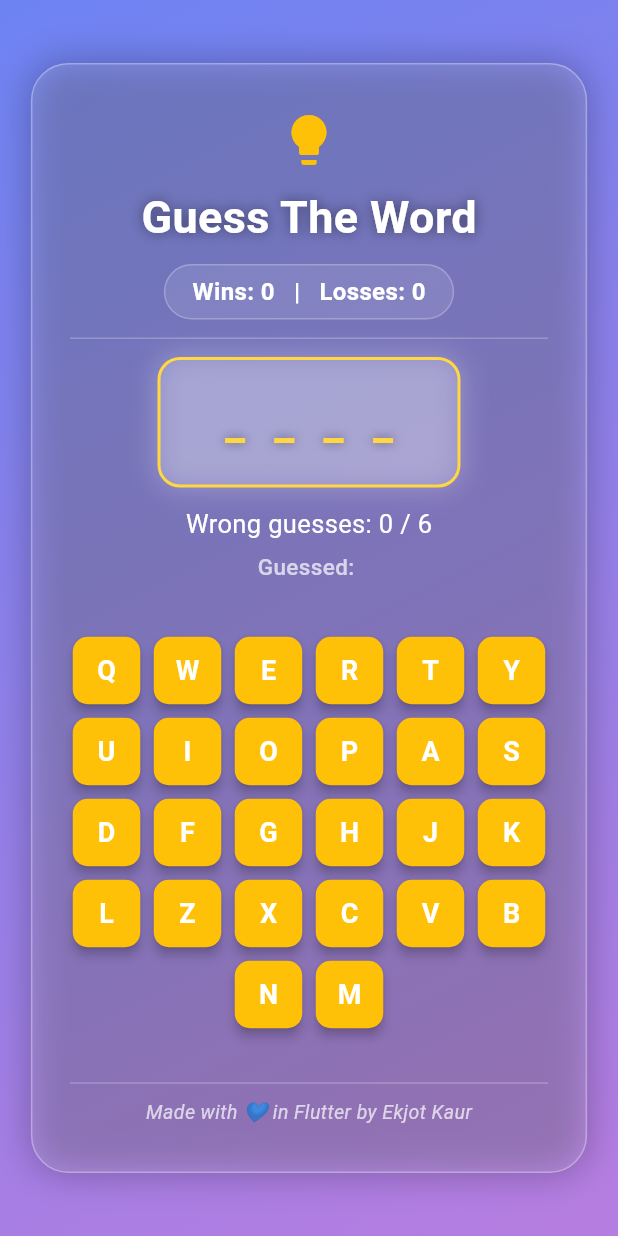
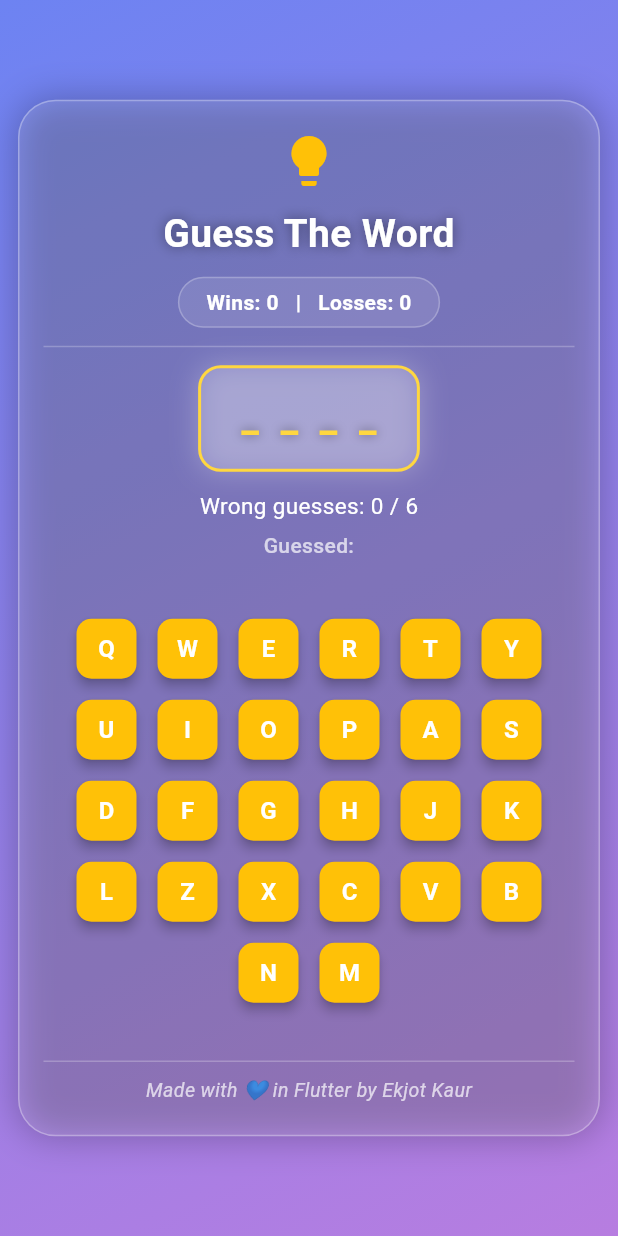
Before and after one commit to ekjotkaursault/Hangman_Game, a Flutter app: the screen it shows after launch, on a phone screen of 412 x 824 dp. Run offline on Flutter 3.47's test engine with Material 3 defaults, Android fonts, the phone set to English and light mode, and no system bars; our stand-ins replace audioplayers; Roboto replaces fonts that are missing (Poppins).

Commit message:
Updated main.dart with responsive design and comments

```diff
--- a/lib/main.dart
+++ b/lib/main.dart
@@ -1,3 +1,8 @@
+// 🎮 Guess The Word Game (Responsive Version)
+// Author: Ekjot Kaur
+// Description: A Flutter-based hangman-style game with sounds, animations,
+// motivational messages, and fully responsive UI for web and mobile.
+
 import 'dart:math';
 import 'package:flutter/material.dart';
 import 'package:audioplayers/audioplayers.dart';
@@ -6,6 +11,7 @@ void main() {
   runApp(const GuessWordApp());
 }
 
+// Root widget of the app
 class GuessWordApp extends StatelessWidget {
   const GuessWordApp({super.key});
 
@@ -20,6 +26,7 @@ class GuessWordApp extends StatelessWidget {
   }
 }
 
+// Main StatefulWidget managing the game logic and UI
 class GuessWordGame extends StatefulWidget {
   const GuessWordGame({super.key});
 
@@ -27,8 +34,10 @@ class GuessWordGame extends StatefulWidget {
   State<GuessWordGame> createState() => _GuessWordGameState();
 }
 
+// Game logic and UI implementation
 class _GuessWordGameState extends State<GuessWordGame>
     with SingleTickerProviderStateMixin {
+  // --- WORD BANK ---
   final List<String> _words = [
     'FLUTTER',
     'APPLE',
@@ -43,6 +52,7 @@ class _GuessWordGameState extends State<GuessWordGame>
     'CHROME'
   ];
 
+  // --- MOTIVATIONAL MESSAGES ---
   final List<String> _motivations = [
     'Keep going! You’ll get it next time 💪',
     'Don’t give up, champion 🌟',
@@ -52,31 +62,40 @@ class _GuessWordGameState extends State<GuessWordGame>
     'Great effort! 👏'
   ];
 
-  late String _selectedWord;
-  final List<String> _guessedLetters = [];
-  int _wrongGuesses = 0;
-  final int _maxWrongGuesses = 6;
-  int _wins = 0;
-  int _losses = 0;
-  String _motivation = '';
-  bool _gameOver = false;
+  // --- GAME STATE VARIABLES ---
+  late String _selectedWord; // The random word to guess
+  final List<String> _guessedLetters = []; // Player’s guessed letters
+  int _wrongGuesses = 0; // Number of incorrect guesses
+  final int _maxWrongGuesses = 6; // Allowed wrong attempts
+  int _wins = 0; // Total wins
+  int _losses = 0; // Total losses
+  String _motivation = ''; // Message after win/loss
+  bool _gameOver = false; // Whether current round ended
 
-  final AudioPlayer _player = AudioPlayer();
+  // --- AUDIO AND ANIMATION ---
+  final AudioPlayer _player = AudioPlayer(); // For success/fail sound effects
   late final AnimationController _controller;
-  late final Animation<double> _fadeAnimation;
+  late final Animation<double> _fadeAnimation; // Fade-in for result message
 
   @override
   void initState() {
     super.initState();
+
+    // Initialize animation controller
     _controller = AnimationController(
       vsync: this,
       duration: const Duration(milliseconds: 800),
     );
+
+    // Smooth fade animation curve
     _fadeAnimation =
         CurvedAnimation(parent: _controller, curve: Curves.easeInOutBack);
+
+    // Start the first round
     _resetGame();
   }
 
+  // Resets the game for a new round
   void _resetGame() {
     setState(() {
       _selectedWord = _words[Random().nextInt(_words.length)];
@@ -89,15 +108,19 @@ class _GuessWordGameState extends State<GuessWordGame>
     });
   }
 
+  // Handles user letter guesses
   void _guessLetter(String letter) {
     if (_guessedLetters.contains(letter) || _gameOver) return;
 
     setState(() {
       _guessedLetters.add(letter);
+
+      // If wrong letter → increase wrong count
       if (!_selectedWord.contains(letter)) {
         _wrongGuesses++;
       }
 
+      // Check win/loss conditions
       if (_isWinner || _isLoser) {
         _motivation = _motivations[Random().nextInt(_motivations.length)];
         _controller.forward();
@@ -106,7 +129,7 @@ class _GuessWordGameState extends State<GuessWordGame>
         if (_isWinner) {
           _wins++;
           _playSound('success.wav');
-        } else if (_isLoser) {
+        } else {
           _losses++;
           _playSound('fail.wav');
         }
@@ -114,13 +137,16 @@ class _GuessWordGameState extends State<GuessWordGame>
     });
   }
 
+  // Plays sound from assets (success/fail)
   Future<void> _playSound(String fileName) async {
     await _player.play(AssetSource(fileName));
   }
 
+  // Check if user has guessed all letters
   bool get _isWinner =>
       _selectedWord.split('').every((letter) => _guessedLetters.contains(letter));
 
+  // Check if user has exceeded max wrong guesses
   bool get _isLoser => _wrongGuesses >= _maxWrongGuesses;
 
   @override
@@ -132,12 +158,18 @@ class _GuessWordGameState extends State<GuessWordGame>
 
   @override
   Widget build(BuildContext context) {
+    // --- RESPONSIVE SETTINGS ---
+    final size = MediaQuery.of(context).size;
+    final isSmallScreen = size.width < 500;
+
+    // Build word display (e.g., "_ _ A _ _ E")
     final displayWord = _selectedWord.split('').map((letter) {
       return _guessedLetters.contains(letter) ? letter : '_';
     }).join(' ');
 
     return Scaffold(
       body: Container(
+        // Background gradient for better visual
         decoration: const BoxDecoration(
           gradient: LinearGradient(
             colors: [Color(0xFF6D83F2), Color(0xFFB77DE0)],
@@ -147,11 +179,18 @@ class _GuessWordGameState extends State<GuessWordGame>
         ),
         child: Center(
           child: SingleChildScrollView(
+            // Add padding dynamically for different screens
+            padding: EdgeInsets.symmetric(
+              horizontal: isSmallScreen ? 12 : 24,
+              vertical: isSmallScreen ? 10 : 20,
+            ),
             child: Container(
-              width: MediaQuery.of(context).size.width < 500
-                  ? MediaQuery.of(context).size.width * 0.9
-                  : 420,
-              padding: const EdgeInsets.symmetric(vertical: 30, horizontal: 25),
+              // Card container (adjusts based on device width)
+              width: isSmallScreen ? size.width * 0.95 : 450,
+              padding: EdgeInsets.symmetric(
+                vertical: isSmallScreen ? 20 : 35,
+                horizontal: isSmallScreen ? 16 : 30,
+              ),
               decoration: BoxDecoration(
                 color: Colors.white.withValues(alpha: 0.12),
                 borderRadius: BorderRadius.circular(25),
@@ -164,69 +203,89 @@ class _GuessWordGameState extends State<GuessWordGame>
                   )
                 ],
               ),
+
+              // --- MAIN COLUMN CONTENT ---
               child: Column(
                 mainAxisSize: MainAxisSize.min,
-                crossAxisAlignment: CrossAxisAlignment.center,
                 children: [
                   const Icon(Icons.lightbulb, color: Colors.amber, size: 40),
                   const SizedBox(height: 10),
-                  const Text(
+
+                  // Game title
+                  Text(
                     'Guess The Word',
+                    textAlign: TextAlign.center,
                     style: TextStyle(
-                      fontSize: 30,
+                      fontSize: isSmallScreen ? 26 : 30,
                       fontWeight: FontWeight.bold,
                       color: Colors.white,
-                      shadows: [
+                      shadows: const [
                         Shadow(blurRadius: 10, color: Colors.black45),
                       ],
                     ),
                   ),
+
                   const SizedBox(height: 10),
-                  _buildScoreRow(),
+                  _buildScoreRow(isSmallScreen), // Scoreboard widget
                   const Divider(color: Colors.white24, thickness: 1, height: 25),
-                  _buildWordDisplay(displayWord),
+
+                  // Display hidden or revealed word
+                  _buildWordDisplay(displayWord, isSmallScreen),
                   const SizedBox(height: 12),
+
+                  // Wrong guess tracker
                   Text(
                     'Wrong guesses: $_wrongGuesses / $_maxWrongGuesses',
-                    style: const TextStyle(color: Colors.white, fontSize: 17),
+                    style: TextStyle(
+                      color: Colors.white,
+                      fontSize: isSmallScreen ? 15 : 17,
                     ),
+                  ),
+
                   const SizedBox(height: 6),
+
+                  // Show letters already guessed
                   Text(
                     'Guessed: ${_guessedLetters.join(', ')}',
-                    style: const TextStyle(
+                    textAlign: TextAlign.center,
+                    style: TextStyle(
                       color: Colors.white70,
                       fontWeight: FontWeight.w500,
-                        fontSize: 15),
+                      fontSize: isSmallScreen ? 14 : 15,
+                    ),
                   ),
                   const SizedBox(height: 25),
 
+                  // --- GAME RESULT AREA ---
                   if (_gameOver)
                     FadeTransition(
                       opacity: _fadeAnimation,
                       child: Column(
                         children: [
+                          // Win screen
                           if (_isWinner)
-                            const Text(
+                            Text(
                               '🎉 YOU WON!',
                               style: TextStyle(
-                                fontSize: 32,
+                                fontSize: isSmallScreen ? 26 : 32,
                                 color: Colors.greenAccent,
                                 fontWeight: FontWeight.bold,
-                                shadows: [
+                                shadows: const [
                                   Shadow(blurRadius: 10, color: Colors.white)
                                 ],
                               ),
                             )
+                          // Lose screen
                           else
                             Column(
                               children: [
-                                const Text(
+                                Text(
                                   '💀 GAME OVER!',
                                   style: TextStyle(
-                                    fontSize: 32,
+                                    fontSize: isSmallScreen ? 26 : 32,
                                     color: Colors.redAccent,
                                     fontWeight: FontWeight.bold,
-                                    shadows: [
+                                    shadows: const [
                                       Shadow(blurRadius: 10, color: Colors.white)
                                     ],
                                   ),
@@ -234,56 +293,72 @@ class _GuessWordGameState extends State<GuessWordGame>
                                 const SizedBox(height: 8),
                                 Text(
                                   'The word was: ${_selectedWord.toUpperCase()}',
-                                  style: const TextStyle(
-                                    fontSize: 20,
+                                  style: TextStyle(
+                                    fontSize: isSmallScreen ? 17 : 20,
                                     color: Colors.amberAccent,
                                     fontWeight: FontWeight.w600,
                                   ),
                                 ),
                               ],
                             ),
-                          const SizedBox(height: 20),
+                          const SizedBox(height: 15),
+
+                          // Motivational text
                           Text(
                             _motivation,
                             textAlign: TextAlign.center,
-                            style: const TextStyle(
-                              fontSize: 18,
+                            style: TextStyle(
+                              fontSize: isSmallScreen ? 16 : 18,
                               color: Colors.white70,
                               fontStyle: FontStyle.italic,
                             ),
                           ),
+
                           const SizedBox(height: 25),
+
+                          // Play Again Button
                           ElevatedButton(
                             onPressed: _resetGame,
                             style: ElevatedButton.styleFrom(
                               backgroundColor: Colors.amber,
-                              padding: const EdgeInsets.symmetric(
-                                  horizontal: 40, vertical: 16),
+                              padding: EdgeInsets.symmetric(
+                                horizontal: isSmallScreen ? 30 : 40,
+                                vertical: isSmallScreen ? 12 : 16,
+                              ),
                               shape: RoundedRectangleBorder(
                                   borderRadius: BorderRadius.circular(15)),
                             ),
-                            child: const Text(
+                            child: Text(
                               '🔁 Play Again',
-                              style:
-                                  TextStyle(fontSize: 20, color: Colors.white),
+                              style: TextStyle(
+                                  fontSize: isSmallScreen ? 18 : 20,
+                                  color: Colors.white),
                             ),
                           ),
                         ],
                       ),
                     )
+                  // --- ACTIVE GAME KEYBOARD ---
                   else
                     Column(
                       children: [
                         const SizedBox(height: 10),
-                        Wrap(
+                        LayoutBuilder(
+                          builder: (context, constraints) {
+                            double btnSize = isSmallScreen ? 40 : 48;
+                            return Wrap(
                               alignment: WrapAlignment.center,
                               spacing: 6,
                               runSpacing: 6,
-                          children:
-                              'QWERTYUIOPASDFGHJKLZXCVBNM'.split('').map((letter) {
-                            bool guessed = _guessedLetters.contains(letter);
+                              children: 'QWERTYUIOPASDFGHJKLZXCVBNM'
+                                  .split('')
+                                  .map((letter) {
+                                bool guessed =
+                                    _guessedLetters.contains(letter);
                                 return ElevatedButton(
-                              onPressed: guessed ? null : () => _guessLetter(letter),
+                                  onPressed: guessed
+                                      ? null
+                                      : () => _guessLetter(letter),
                                   style: ElevatedButton.styleFrom(
                                     backgroundColor: guessed
                                         ? Colors.white.withValues(alpha: 0.25)
@@ -291,27 +366,31 @@ class _GuessWordGameState extends State<GuessWordGame>
                                     shape: RoundedRectangleBorder(
                                       borderRadius: BorderRadius.circular(10),
                                     ),
-                                minimumSize: const Size(45, 45),
-                                maximumSize: const Size(50, 50),
+                                    minimumSize: Size(btnSize, btnSize),
+                                    maximumSize: Size(btnSize, btnSize),
                                     padding: EdgeInsets.zero,
                                     elevation: 3,
                                   ),
                                   child: Text(
                                     letter,
-                                style: const TextStyle(
-                                  fontSize: 18,
+                                    style: TextStyle(
+                                      fontSize: isSmallScreen ? 16 : 18,
                                       color: Colors.white,
                                       fontWeight: FontWeight.bold,
                                     ),
                                   ),
                                 );
                               }).toList(),
+                            );
+                          },
                         ),
                       ],
                     ),
 
                   const SizedBox(height: 25),
                   const Divider(color: Colors.white24, thickness: 1, height: 20),
+
+                  // Footer credits
                   const Text(
                     "Made with 💙 in Flutter by Ekjot Kaur",
                     style: TextStyle(
@@ -329,7 +408,8 @@ class _GuessWordGameState extends State<GuessWordGame>
     );
   }
 
-  Widget _buildScoreRow() {
+  // --- SCOREBOARD WIDGET ---
+  Widget _buildScoreRow(bool isSmall) {
     return Container(
       padding: const EdgeInsets.symmetric(horizontal: 18, vertical: 6),
       decoration: BoxDecoration(
@@ -339,16 +419,23 @@ class _GuessWordGameState extends State<GuessWordGame>
       ),
       child: Text(
         'Wins: $_wins   |   Losses: $_losses',
-        style: const TextStyle(
-            color: Colors.white, fontWeight: FontWeight.w600, fontSize: 16),
+        style: TextStyle(
+          color: Colors.white,
+          fontWeight: FontWeight.w600,
+          fontSize: isSmall ? 14 : 16,
+        ),
       ),
     );
   }
 
-  Widget _buildWordDisplay(String displayWord) {
+  // --- DISPLAY WORD SECTION ---
+  Widget _buildWordDisplay(String displayWord, bool isSmall) {
     return AnimatedContainer(
       duration: const Duration(milliseconds: 400),
-      padding: const EdgeInsets.symmetric(horizontal: 40, vertical: 20),
+      padding: EdgeInsets.symmetric(
+        horizontal: isSmall ? 25 : 40,
+        vertical: isSmall ? 15 : 20,
+      ),
       decoration: BoxDecoration(
         color: Colors.white.withValues(alpha: 0.15),
         borderRadius: BorderRadius.circular(15),
@@ -359,12 +446,12 @@ class _GuessWordGameState extends State<GuessWordGame>
       ),
       child: Text(
         displayWord,
-        style: const TextStyle(
-          letterSpacing: 6,
-          fontSize: 30,
+        style: TextStyle(
+          letterSpacing: isSmall ? 4 : 6,
+          fontSize: isSmall ? 26 : 30,
           color: Colors.amberAccent,
           fontWeight: FontWeight.w700,
-          shadows: [
+          shadows: const [
             Shadow(blurRadius: 8, color: Colors.black45),
           ],
         ),
```
Lines whose indentation alone changed are shown as unchanged.
